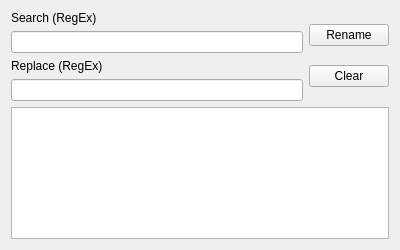
Old version of the form mainwindow.ui in the repository mr-bigbang/batch-rename-files.
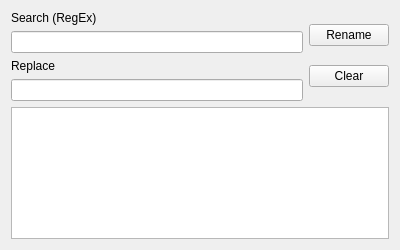
New version of the form.

Commit message:
Renamed a label
Corrected a label to represent it's function correctly.

Patch:
```diff
--- a/mainwindow.ui
+++ b/mainwindow.ui
@@ -40,7 +40,7 @@
           <item>
            <widget class="QLabel" name="label_output">
             <property name="text">
-             <string>Replace (RegEx)</string>
+             <string>Replace</string>
             </property>
            </widget>
           </item>
```
